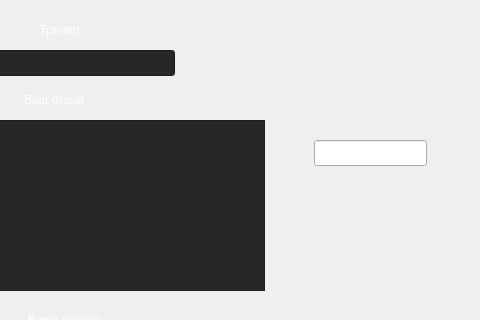
Above: FINTESS_CENTRE/comment.ui from bartem1us/Fitness_Centre before the change; both pictures show x 336 to 816 and y 0 to 320 of the 816 by 442 pixel window. Below: the same form after it.
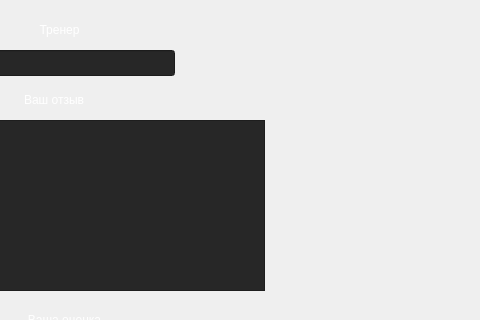
That is the form after the change. Icons and pictures are not drawn. Custom widgets are drawn as their Qt base class.

Commit message: rating add for hover rating in comment

Patch:
```diff
--- a/FINTESS_CENTRE/comment.ui
+++ b/FINTESS_CENTRE/comment.ui
@@ -138,16 +138,6 @@
     <set>Qt::AlignCenter</set>
    </property>
   </widget>
-  <widget class="QLineEdit" name="lineEdit">
-   <property name="geometry">
-    <rect>
-     <x>650</x>
-     <y>140</y>
-     <width>113</width>
-     <height>26</height>
-    </rect>
-   </property>
-  </widget>
   <widget class="HoverButton" name="star_1">
    <property name="geometry">
     <rect>
```
The commit also changes 12 other files.
